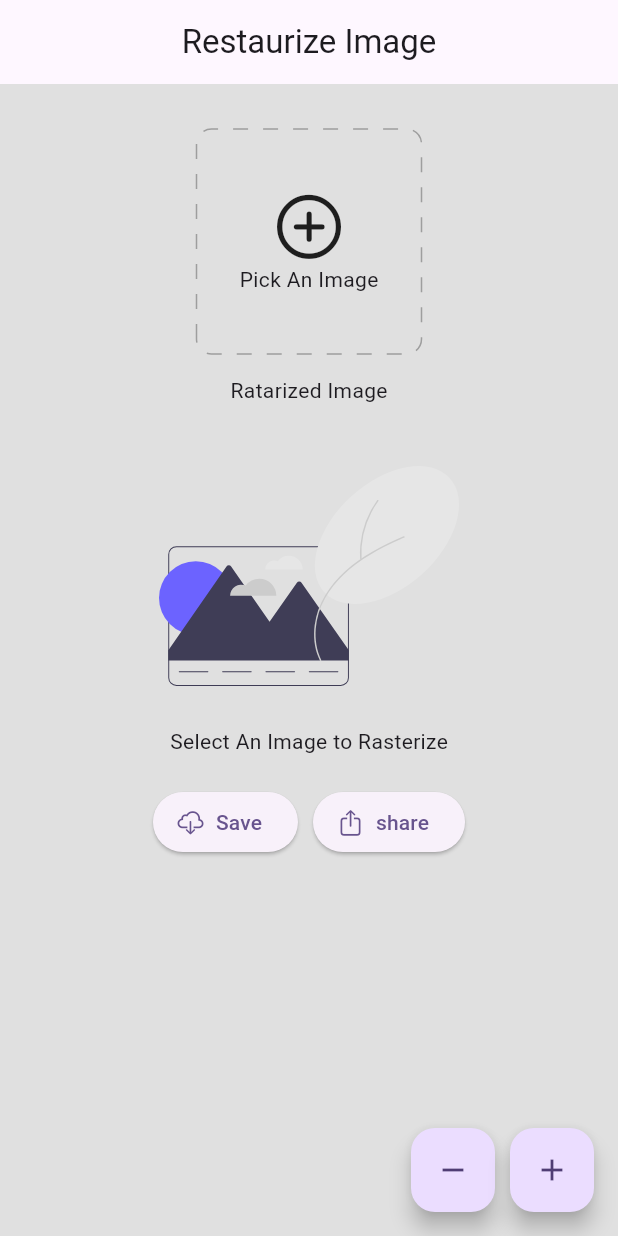
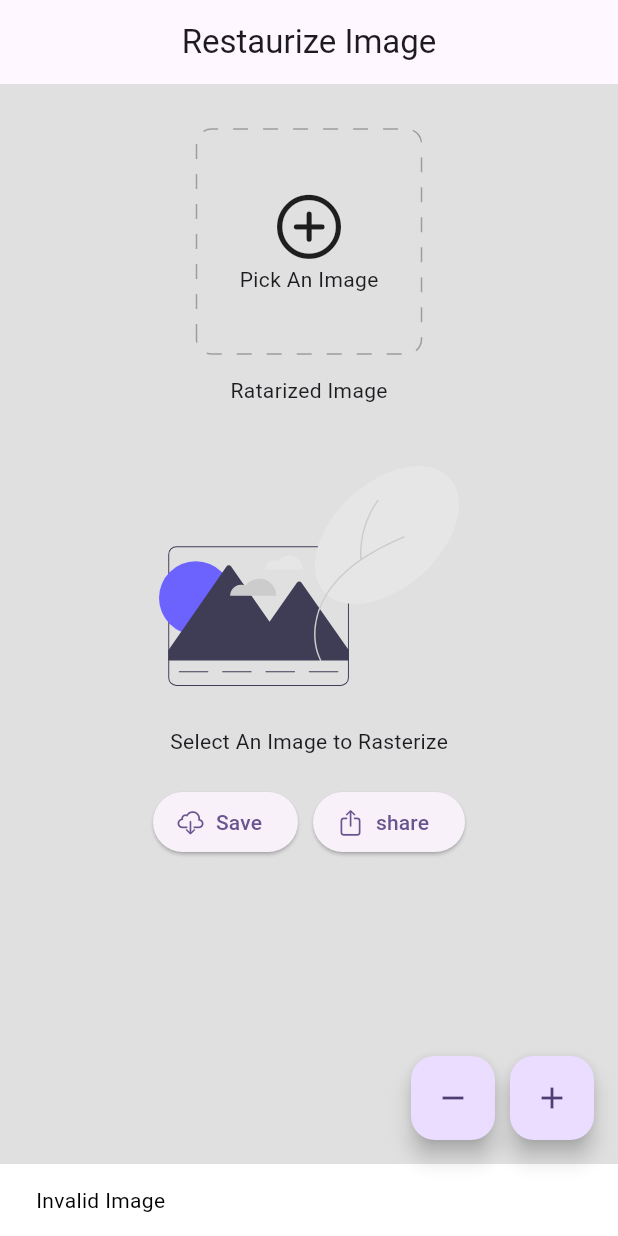
Before and after one commit to Richmond-Nunoo/RASTERIZE_IMAGE_FLUTTER, a Flutter app: the screen it shows after launch, after a tap on the "add" icon, on a phone screen of 412 x 824 dp. Run offline on Flutter 3.47's test engine with Material 2 defaults, Android fonts, the phone set to English and light mode, and no system bars; our stand-ins replace dotted_decoration, flutter_svg, image_gallery_saver, image_picker, permission_handler, screenshot and 1 more.

Commit message:
show snackbar on limited rasterization points

```diff
--- a/lib/views/home_page.dart
+++ b/lib/views/home_page.dart
@@ -189,12 +189,17 @@ class _HomePageState extends State<HomePage> {
         FloatingActionButton(
           heroTag: "1",
           onPressed: () {
-            if (rasterizeValue > 1 && pickedImage != null) {
+            if (pickedImage != null) {
+              if (rasterizeValue > 1) {
                 setState(() {
                   rasterizeValue--;
                 });
               } else {
-              print("You Cant go below 1");
+                UtilsSnack()
+                    .showSnackBar("Rasterization Limited to this point");
+              }
+            } else {
+              UtilsSnack().showSnackBar("Invalid Image");
             }
           },
           child: const Icon(Icons.remove),
@@ -205,14 +210,17 @@ class _HomePageState extends State<HomePage> {
         FloatingActionButton(
           heroTag: "2",
           onPressed: () {
+            if (pickedImage != null) {
               if (rasterizeValue < 35) {
                 setState(() {
                   rasterizeValue++;
                 });
-            } else if (pickedImage != null) {
+              } else {
+                UtilsSnack()
+                    .showSnackBar("Rasterization Limited to this point");
+              }
+            } else {
               UtilsSnack().showSnackBar("Invalid Image");
-            } else {
-              UtilsSnack().showSnackBar("Rasterization Limited to this point");
             }
           },
           child: const Icon(Icons.add),
--- a/lib/widgets/bottom_snackbar.dart
+++ b/lib/widgets/bottom_snackbar.dart
@@ -7,7 +7,7 @@ class UtilsSnack {
     final snackBar = SnackBar(
       content: Text(
         text,
-        textAlign: TextAlign.center,
+        style: const TextStyle(color: Colors.black),
       ),
       backgroundColor: Colors.white,
     );
```
Lines whose indentation alone changed are shown as unchanged.
